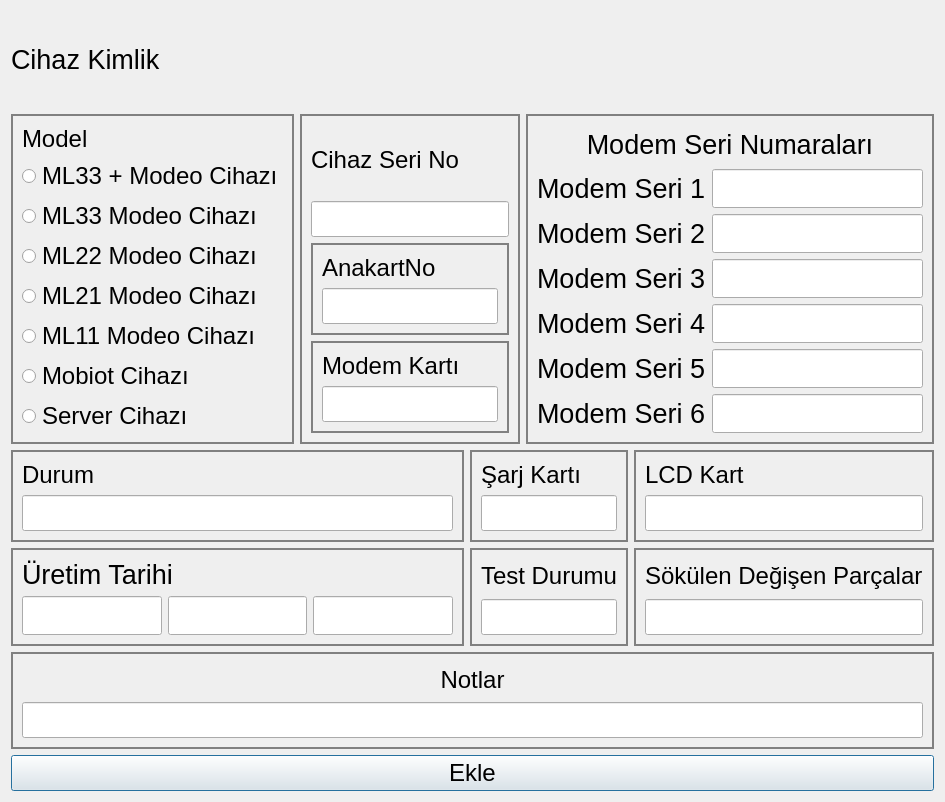
yunusemrecinar/QT5-cihaz-kimlik-teknik-servis, file secdialog.ui: the form before one commit.
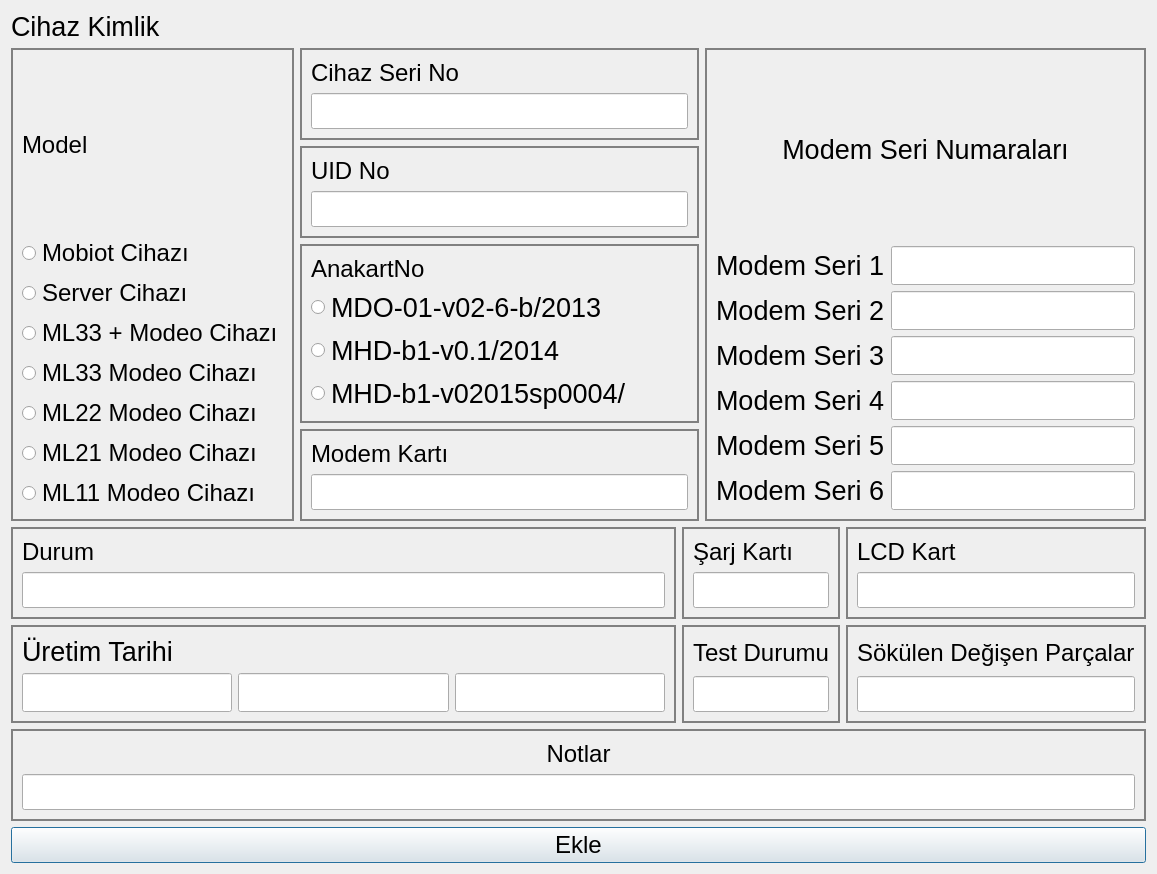
The form after the commit.

Diff of the .ui file:
```diff
--- a/secdialog.ui
+++ b/secdialog.ui
@@ -6,14 +6,14 @@
    <rect>
     <x>0</x>
     <y>0</y>
-    <width>945</width>
-    <height>802</height>
+    <width>1157</width>
+    <height>860</height>
    </rect>
   </property>
   <property name="windowTitle">
    <string>Dialog</string>
   </property>
-  <layout class="QVBoxLayout" name="verticalLayout_15">
+  <layout class="QVBoxLayout" name="verticalLayout_16">
    <item>
     <layout class="QVBoxLayout" name="verticalLayout_14">
      <item>
@@ -55,6 +55,30 @@
             </property>
            </widget>
           </item>
+          <item>
+           <widget class="QRadioButton" name="model5_">
+            <property name="font">
+             <font>
+              <pointsize>18</pointsize>
+             </font>
+            </property>
+            <property name="text">
+             <string>Mobiot Cihazı</string>
+            </property>
+           </widget>
+          </item>
+          <item>
+           <widget class="QRadioButton" name="model6_">
+            <property name="font">
+             <font>
+              <pointsize>18</pointsize>
+             </font>
+            </property>
+            <property name="text">
+             <string>Server Cihazı</string>
+            </property>
+           </widget>
+          </item>
           <item>
            <widget class="QRadioButton" name="model7_">
             <property name="font">
@@ -115,30 +139,6 @@
             </property>
            </widget>
           </item>
-          <item>
-           <widget class="QRadioButton" name="model5_">
-            <property name="font">
-             <font>
-              <pointsize>18</pointsize>
-             </font>
-            </property>
-            <property name="text">
-             <string>Mobiot Cihazı</string>
-            </property>
-           </widget>
-          </item>
-          <item>
-           <widget class="QRadioButton" name="model6_">
-            <property name="font">
-             <font>
-              <pointsize>18</pointsize>
-             </font>
-            </property>
-            <property name="text">
-             <string>Server Cihazı</string>
-            </property>
-           </widget>
-          </item>
          </layout>
         </widget>
        </item>
@@ -178,6 +178,41 @@
               </property>
              </widget>
             </item>
+           </layout>
+          </widget>
+         </item>
+         <item>
+          <widget class="QGroupBox" name="UIDBox">
+           <property name="styleSheet">
+            <string notr="true">QGroupBox {
+border: 2px solid grey;
+}</string>
+           </property>
+           <layout class="QVBoxLayout" name="verticalLayout_15">
+            <item>
+             <widget class="QLabel" name="UIDNo_2">
+              <property name="font">
+               <font>
+                <pointsize>18</pointsize>
+               </font>
+              </property>
+              <property name="text">
+               <string>UID No</string>
+              </property>
+             </widget>
+            </item>
+            <item>
+             <widget class="QLineEdit" name="UIDNo_1">
+              <property name="font">
+               <font>
+                <pointsize>18</pointsize>
+               </font>
+              </property>
+             </widget>
+            </item>
+           </layout>
+          </widget>
+         </item>
             <item>
              <widget class="QGroupBox" name="AnakartNoBox">
               <property name="styleSheet">
@@ -199,11 +234,38 @@
                 </widget>
                </item>
                <item>
-                <widget class="QLineEdit" name="anakart_">
+             <widget class="QRadioButton" name="anakart_1">
                  <property name="font">
                   <font>
-                   <pointsize>18</pointsize>
-                  </font>
+                <pointsize>20</pointsize>
+               </font>
+              </property>
+              <property name="text">
+               <string>MDO-01-v02-6-b/2013</string>
+              </property>
+             </widget>
+            </item>
+            <item>
+             <widget class="QRadioButton" name="anakart_2">
+              <property name="font">
+               <font>
+                <pointsize>20</pointsize>
+               </font>
+              </property>
+              <property name="text">
+               <string>MHD-b1-v0.1/2014</string>
+              </property>
+             </widget>
+            </item>
+            <item>
+             <widget class="QRadioButton" name="anakart_3">
+              <property name="font">
+               <font>
+                <pointsize>20</pointsize>
+               </font>
+              </property>
+              <property name="text">
+               <string>MHD-b1-v02015sp0004/</string>
                  </property>
                 </widget>
                </item>
@@ -237,9 +299,6 @@
                    <pointsize>18</pointsize>
                   </font>
                  </property>
-                </widget>
-               </item>
-              </layout>
              </widget>
             </item>
            </layout>
```
Lines whose indentation alone changed are shown as unchanged.
